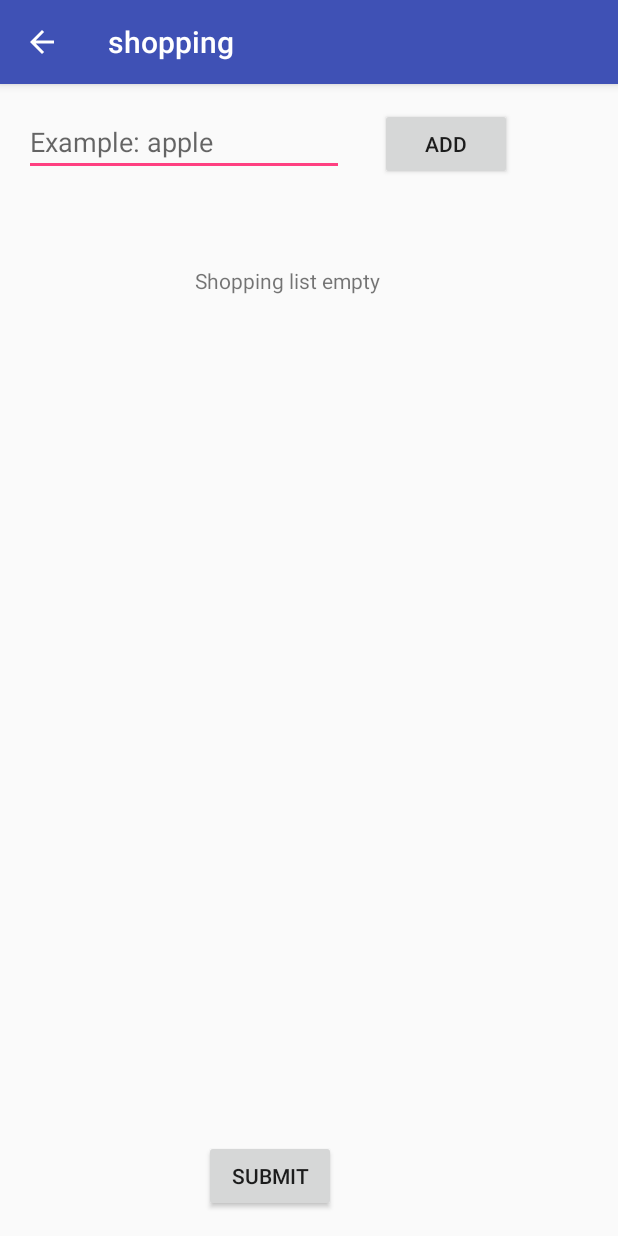
After one commit to jsreid13/HackThe6ix, an Android app: the CreateShoppingListActivity screen opened directly, with no data from a screen before it, on a phone screen of 412 x 824 dp. The commit adds this screen. Run offline under Robolectric (Android 15) with nearby library versions, the phone set to English and light mode, and no system bars.

Commit message:
implement shopping list create and submit functions

```diff
--- a/shopping/app/build.gradle
+++ b/shopping/app/build.gradle
@@ -26,4 +26,5 @@ dependencies {
     androidTestImplementation 'com.android.support.test:runner:1.0.2'
     androidTestImplementation 'com.android.support.test.espresso:espresso-core:3.0.2'
     implementation 'com.google.ar:core:1.4.0'
+    implementation project(':json-simple-1.1.1')
 }
--- /dev/null
+++ b/shopping/app/src/main/java/com/hackthe6ix/shopping/ui/CreateShoppingListActivity.java
@@ -0,0 +1,107 @@
+package com.hackthe6ix.shopping.ui;
+
+import android.content.Intent;
+import android.os.Bundle;
+import android.support.v7.app.AppCompatActivity;
+import android.view.View;
+import android.widget.EditText;
+import android.widget.TextView;
+import android.widget.Toast;
+
+import com.hackthe6ix.shopping.R;
+import com.hackthe6ix.shopping.utils.JsonGen;
+
+import java.util.Arrays;
+import java.util.Vector;
+
+public class CreateShoppingListActivity extends AppCompatActivity {
+    public String shopping_list = "Shopping List:";
+    public Vector<String> shopping_list_vec = new Vector<String>();
+    public TextView s_l;
+    public static Vector<String> item_list_vec = new Vector<String>();
+
+    @Override
+    protected void onCreate(Bundle savedInstanceState) {
+        super.onCreate(savedInstanceState);
+        setContentView(R.layout.activity_itemsearch);
+        String[] item_list_arr = {
+                "deli meats",
+                "beer",
+                "wine",
+                "soda",
+                "chips",
+                "cookies",
+                "crackers",
+                "bottled juice",
+                "canned juice",
+                "asceptics",
+                "isotonics",
+                "candy",
+                "popcorn",
+                "snack nuts",
+                "snacks",
+                "bread",
+                "tortillas",
+                "pastries",
+                "condiments",
+                "pickles",
+                "vinegar",
+                "salad dressing",
+                "peanut butter",
+                "jam",
+                "jelly",
+                "canned meat",
+                "rice",
+                "dried beans",
+                "goya",
+                "jalapenoes",
+                "picante",
+                "pasta",
+                "pasta sauce",
+                "canned tomatoes",
+                "canned pasta",
+                "gravy mix",
+                "canned beans",
+                "dried fruit",
+                "canned fruit",
+                "deli",
+                "bakery",
+                "flowers",
+                "market",
+                "seafood"
+        };
+        item_list_vec.addAll(Arrays.asList(item_list_arr));
+    }
+
+    public void addShoppingList(View view) {
+        EditText barContent = (EditText) findViewById(R.id.itemSearchBar);
+        String new_item = barContent.getText().toString().toLowerCase();
+        barContent.getText().clear();
+        if (item_list_vec.contains(new_item)) {
+            shopping_list_vec.add(new_item);
+            shopping_list = shopping_list + "\n" + new_item;
+            s_l = (TextView) findViewById(R.id.shoppingList);
+            s_l.setText(shopping_list);
+        }
+        else {
+            Toast.makeText(getApplicationContext(), "Item entered not available!", Toast.LENGTH_LONG).show();
+        }
+    }
+
+    public void submitShoppingList(View view) {
+        JsonGen new_submit = new JsonGen(shopping_list_vec);
+        boolean success = new_submit.generateJsonFromVector();
+        if (success) {
+            shopping_list_vec.clear();
+            shopping_list = "Shopping List submitted";
+            s_l = (TextView) findViewById(R.id.shoppingList);
+            s_l.setText(shopping_list);
+            Toast.makeText(getApplicationContext(), "Shopping List submission succeed!", Toast.LENGTH_LONG).show();
+//            Intent intent = new Intent(this, DisplayRouteActivity.class);
+//            startActivity(intent);
+        }
+        else {
+            Toast.makeText(getApplicationContext(), "Shopping List submission failed!", Toast.LENGTH_LONG).show();
+        }
+    }
+}
--- /dev/null
+++ b/shopping/app/src/main/res/layout/activity_itemsearch.xml
@@ -0,0 +1,52 @@
+<?xml version="1.0" encoding="utf-8"?>
+<android.support.constraint.ConstraintLayout xmlns:android="http://schemas.android.com/apk/res/android"
+    xmlns:app="http://schemas.android.com/apk/res-auto"
+    xmlns:tools="http://schemas.android.com/tools"
+    android:layout_width="match_parent"
+    android:layout_height="match_parent">
+
+    <EditText
+        android:id="@+id/itemSearchBar"
+        android:layout_width="wrap_content"
+        android:layout_height="wrap_content"
+        android:layout_marginStart="16dp"
+        android:layout_marginTop="16dp"
+        android:ems="10"
+        android:hint="@string/item_search"
+        android:inputType="textPersonName"
+        app:layout_constraintStart_toStartOf="parent"
+        app:layout_constraintTop_toTopOf="parent" />
+
+    <Button
+        android:id="@+id/button"
+        android:layout_width="wrap_content"
+        android:layout_height="wrap_content"
+        android:layout_marginStart="24dp"
+        android:onClick="addShoppingList"
+        android:text="@string/button_item_search"
+        app:layout_constraintBaseline_toBaselineOf="@+id/itemSearchBar"
+        app:layout_constraintStart_toEndOf="@+id/itemSearchBar" />
+
+    <TextView
+        android:id="@+id/shoppingList"
+        android:layout_width="wrap_content"
+        android:layout_height="wrap_content"
+        android:layout_marginStart="130dp"
+        android:layout_marginTop="60dp"
+        android:gravity="center_horizontal"
+        android:text="@string/shopping_list"
+        app:layout_constraintStart_toStartOf="parent"
+        app:layout_constraintTop_toBottomOf="@+id/itemSearchBar" />
+
+    <Button
+        android:id="@+id/button3"
+        android:layout_width="wrap_content"
+        android:layout_height="wrap_content"
+        android:layout_marginBottom="16dp"
+        android:layout_marginStart="136dp"
+        android:onClick="submitShoppingList"
+        android:text="@string/shopping_list_submit"
+        app:layout_constraintBottom_toBottomOf="parent"
+        app:layout_constraintStart_toStartOf="parent" />
+
+</android.support.constraint.ConstraintLayout>
--- a/shopping/app/src/main/res/values/strings.xml
+++ b/shopping/app/src/main/res/values/strings.xml
@@ -1,3 +1,7 @@
 <resources>
     <string name="app_name">shopping</string>
+    <string name="item_search">Example: apple</string>
+    <string name="button_item_search">Add</string>
+    <string name="shopping_list">Shopping list empty</string>
+    <string name="shopping_list_submit">Submit</string>
 </resources>
--- a/shopping/app/src/main/res/values/styles.xml
+++ b/shopping/app/src/main/res/values/styles.xml
@@ -1,7 +1,7 @@
 <resources>
 
     <!-- Base application theme. -->
-    <style name="AppTheme" parent="Theme.AppCompat.Light.DarkActionBar">
+    <style name="AppTheme" parent="Base.Theme.AppCompat.Light.DarkActionBar">
         <!-- Customize your theme here. -->
         <item name="colorPrimary">@color/colorPrimary</item>
         <item name="colorPrimaryDark">@color/colorPrimaryDark</item>
--- /dev/null
+++ b/shopping/json-simple-1.1.1/build.gradle
@@ -0,0 +1,2 @@
+configurations.maybeCreate("default")
+artifacts.add("default", file('json-simple-1.1.1.jar'))
--- a/shopping/settings.gradle
+++ b/shopping/settings.gradle
@@ -1 +1 @@
-include ':app'
+include ':app', ':json-simple-1.1.1'
```
Also changed, not shown: shopping/app/src/main/AndroidManifest.xml (+10 -5 lines), shopping/app/src/main/java/com/hackthe6ix/shopping/MainActivity.java (+16 -0 lines), shopping/app/src/main/java/com/hackthe6ix/shopping/datatransfer/GridType.java (added, +7 -0 lines), shopping/app/src/main/java/com/hackthe6ix/shopping/datatransfer/MapInit.java (added, +73 -0 lines), shopping/app/src/main/java/com/hackthe6ix/shopping/utils/JsonGen.java (added, +57 -0 lines), shopping/app/src/main/res/layout/activity_main.xml (+20 -0 lines), 2 other files.
